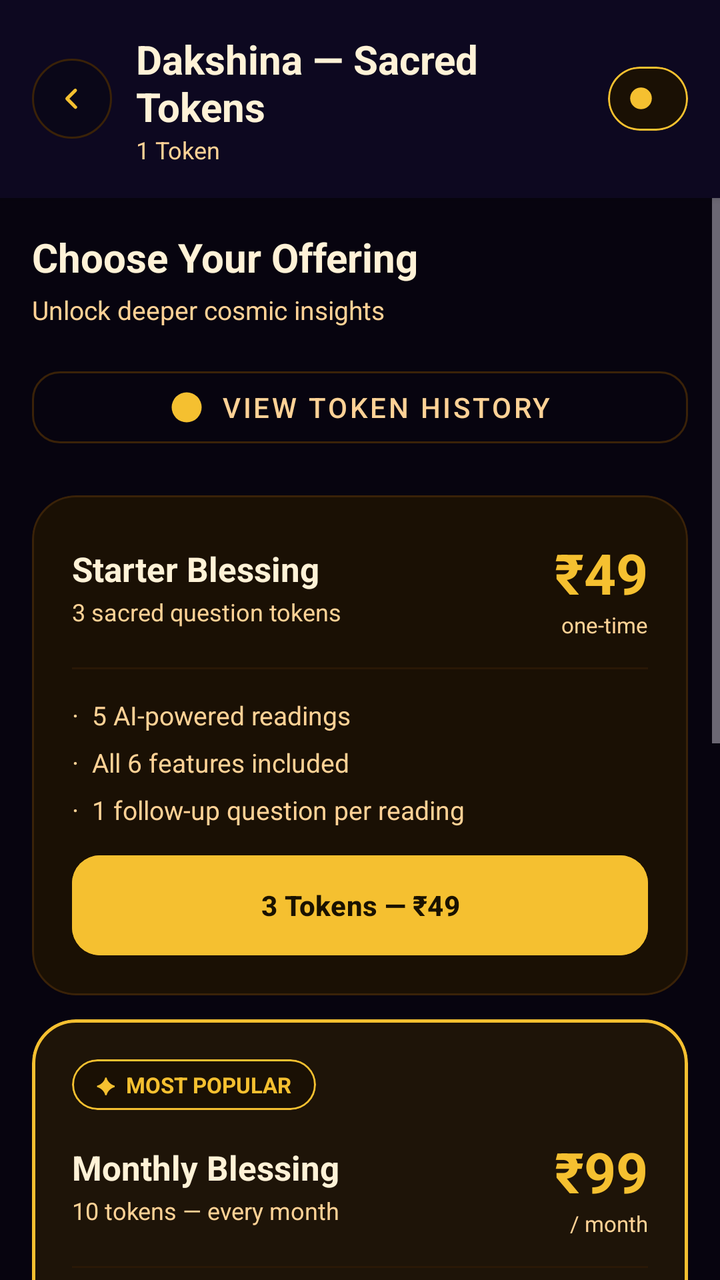
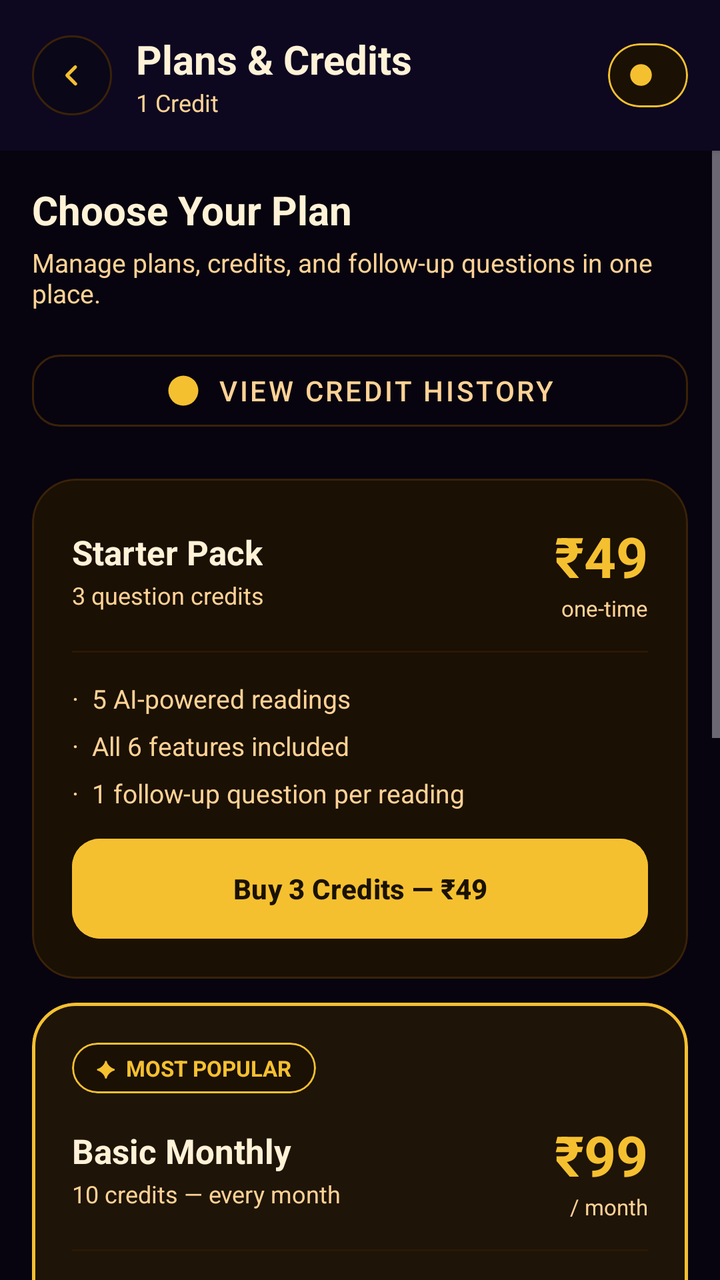

Compare the two renders of this Android layout. The source of the first and the diff that turns it into the second are given below.
<!-- AndroidManifest.xml: application theme Theme.Astroapp -->
<!-- res/layout/activity_subscription.xml -->
<?xml version="1.0" encoding="utf-8"?>
<LinearLayout xmlns:android="http://schemas.android.com/apk/res/android"
    xmlns:app="http://schemas.android.com/apk/res-auto"
    android:layout_width="match_parent"
    android:layout_height="match_parent"
    android:orientation="vertical"
    android:background="@color/bg_warm">

    
    <LinearLayout
        android:layout_width="match_parent"
        android:layout_height="wrap_content"
        android:background="@color/surface"
        android:elevation="2dp"
        android:padding="16dp"
        android:orientation="horizontal"
        android:gravity="center_vertical">

        <ImageView
            android:id="@+id/btnBack"
            android:layout_width="40dp"
            android:layout_height="40dp"
            android:layout_marginEnd="12dp"
            android:background="@drawable/bg_topbar_icon"
            android:padding="10dp"
            android:scaleType="fitCenter"
            app:srcCompat="@drawable/ic_back_arrow"
            android:tint="@color/brand_gold"
            android:contentDescription="@string/cd_back_button" />

        <LinearLayout
            android:layout_width="0dp"
            android:layout_height="wrap_content"
            android:layout_weight="1"
            android:orientation="vertical">

            <TextView
                android:layout_width="wrap_content"
                android:layout_height="wrap_content"
                android:text="@string/sub_title"
                android:textSize="20sp"
                android:textStyle="bold"
                android:textColor="@color/text_dark" />

            <TextView
                android:id="@+id/tvCurrentCredits"
                android:layout_width="wrap_content"
                android:layout_height="wrap_content"
                android:text="@string/credits_single"
                android:textSize="12sp"
                android:textColor="@color/text_medium" />
        </LinearLayout>

        
        <com.google.android.material.card.MaterialCardView
            android:layout_width="wrap_content"
            android:layout_height="32dp"
            app:cardCornerRadius="16dp"
            app:cardElevation="0dp"
            app:cardBackgroundColor="@color/banner_gold_bg"
            app:strokeColor="@color/brand_gold"
            app:strokeWidth="1dp">
            <LinearLayout
                android:layout_width="wrap_content"
                android:layout_height="match_parent"
                android:orientation="horizontal"
                android:gravity="center_vertical"
                android:paddingStart="10dp"
                android:paddingEnd="12dp">
                <ImageView
                    android:layout_width="13dp"
                    android:layout_height="13dp"
                    android:layout_marginEnd="5dp"
                    android:contentDescription="@null"
                    android:src="@drawable/ic_coin"
                    android:tint="@color/brand_gold" />
                <TextView
                    android:layout_width="wrap_content"
                    android:layout_height="wrap_content"
                    android:text="@string/credits_single"
                    android:textSize="11sp"
                    android:textStyle="bold"
                    android:textColor="@color/brand_gold"
                    android:visibility="gone" />
            </LinearLayout>
        </com.google.android.material.card.MaterialCardView>
    </LinearLayout>

    <ScrollView
        android:layout_width="match_parent"
        android:layout_height="0dp"
        android:layout_weight="1">

        <LinearLayout
            android:layout_width="match_parent"
            android:layout_height="wrap_content"
            android:orientation="vertical"
            android:padding="16dp">

            
            <TextView
                android:layout_width="wrap_content"
                android:layout_height="wrap_content"
                android:text="@string/sub_choose_plan"
                android:textSize="20sp"
                android:textStyle="bold"
                android:textColor="@color/text_dark"
                android:layout_marginBottom="4dp" />

            <TextView
                android:layout_width="wrap_content"
                android:layout_height="wrap_content"
                android:text="Unlock deeper cosmic insights"
                android:textSize="13sp"
                android:textColor="@color/text_medium"
                android:layout_marginBottom="16dp" />

            
            <com.google.android.material.button.MaterialButton
                android:id="@+id/btnCoinHistory"
                style="@style/Widget.MaterialComponents.Button.OutlinedButton"
                android:layout_width="match_parent"
                android:layout_height="wrap_content"
                android:layout_marginBottom="20dp"
                android:text="@string/sub_coin_history"
                android:textColor="@color/text_medium"
                app:icon="@drawable/ic_coin"
                app:iconGravity="textStart"
                app:iconPadding="8dp"
                app:iconTint="@color/brand_gold"
                app:strokeColor="@color/outline"
                app:cornerRadius="14dp" />

            
            <com.google.android.material.card.MaterialCardView
                android:layout_width="match_parent"
                android:layout_height="wrap_content"
                android:layout_marginBottom="12dp"
                app:cardCornerRadius="22dp"
                app:cardElevation="0dp"
                app:cardBackgroundColor="@color/plan_basic"
                app:strokeColor="@color/outline"
                app:strokeWidth="1dp">

                <LinearLayout
                    android:layout_width="match_parent"
                    android:layout_height="wrap_content"
                    android:orientation="vertical"
                    android:padding="20dp">

                    
                    <LinearLayout
                        android:layout_width="match_parent"
                        android:layout_height="wrap_content"
                        android:orientation="horizontal"
                        android:gravity="center_vertical">

                        <LinearLayout
                            android:layout_width="0dp"
                            android:layout_height="wrap_content"
                            android:layout_weight="1"
                            android:orientation="vertical">
                            <TextView
                                android:layout_width="wrap_content"
                                android:layout_height="wrap_content"
                                android:text="@string/sub_starter_title"
                                android:textSize="17sp"
                                android:textStyle="bold"
                                android:textColor="@color/text_dark" />
                            <TextView
                                android:layout_width="wrap_content"
                                android:layout_height="wrap_content"
                                android:text="@string/sub_starter_desc"
                                android:textSize="12sp"
                                android:textColor="@color/text_medium"
                                android:layout_marginTop="2dp" />
                        </LinearLayout>

                        <LinearLayout
                            android:layout_width="wrap_content"
                            android:layout_height="wrap_content"
                            android:orientation="vertical"
                            android:gravity="end">
                            <TextView
                                android:layout_width="wrap_content"
                                android:layout_height="wrap_content"
                                android:text="&#8377;49"
                                android:textSize="28sp"
                                android:textStyle="bold"
                                android:textColor="@color/secondary" />
                            <TextView
                                android:layout_width="wrap_content"
                                android:layout_height="wrap_content"
                                android:text="one-time"
                                android:textSize="11sp"
                                android:textColor="@color/text_medium"
                                android:gravity="end" />
                        </LinearLayout>
                    </LinearLayout>

                    
                    <View android:layout_width="match_parent" android:layout_height="1dp" android:background="@color/divider" android:layout_marginVertical="14dp" />

                    <TextView
                        android:layout_width="wrap_content"
                        android:layout_height="wrap_content"
                        android:text="·  5 AI-powered readings"
                        android:textSize="13sp"
                        android:textColor="@color/text_medium"
                        android:layout_marginBottom="6dp" />

                    <TextView
                        android:layout_width="wrap_content"
                        android:layout_height="wrap_content"
                        android:text="·  All 6 features included"
                        android:textSize="13sp"
                        android:textColor="@color/text_medium"
                        android:layout_marginBottom="6dp" />

                    <TextView
                        android:layout_width="wrap_content"
                        android:layout_height="wrap_content"
                        android:text="·  1 follow-up question per reading"
                        android:textSize="13sp"
                        android:textColor="@color/text_medium" />

                    <com.google.android.material.button.MaterialButton
                        android:id="@+id/btnBuy49"
                        android:layout_width="match_parent"
                        android:layout_height="50dp"
                        android:insetTop="0dp"
                        android:insetBottom="0dp"
                        android:text="@string/sub_starter_buy"
                        android:textStyle="bold"
                        android:backgroundTint="@color/secondary"
                        android:textColor="@color/on_secondary"
                        android:layout_marginTop="14dp"
                        app:cornerRadius="14dp" />
                </LinearLayout>
            </com.google.android.material.card.MaterialCardView>

            
            <com.google.android.material.card.MaterialCardView
                android:layout_width="match_parent"
                android:layout_height="wrap_content"
                android:layout_marginBottom="12dp"
                app:cardCornerRadius="22dp"
                app:cardElevation="0dp"
                app:cardBackgroundColor="@color/plan_popular_bg"
                app:strokeColor="@color/banner_gold_border"
                app:strokeWidth="1.5dp">

                <LinearLayout
                    android:layout_width="match_parent"
                    android:layout_height="wrap_content"
                    android:orientation="vertical"
                    android:padding="20dp">

                    
                    <com.google.android.material.card.MaterialCardView
                        android:layout_width="wrap_content"
                        android:layout_height="wrap_content"
                        app:cardCornerRadius="20dp"
                        app:cardElevation="0dp"
                        app:cardBackgroundColor="@color/banner_gold_bg"
                        app:strokeColor="@color/brand_gold"
                        app:strokeWidth="1dp"
                        android:layout_marginBottom="12dp">
                        <TextView
                            android:layout_width="wrap_content"
                            android:layout_height="wrap_content"
                            android:text="✦  MOST POPULAR"
                            android:textSize="11sp"
                            android:textStyle="bold"
                            android:textColor="@color/brand_gold"
                            android:paddingHorizontal="12dp"
                            android:paddingVertical="5dp" />
                    </com.google.android.material.card.MaterialCardView>

                    
                    <LinearLayout
                        android:layout_width="match_parent"
                        android:layout_height="wrap_content"
                        android:orientation="horizontal"
                        android:gravity="center_vertical">

                        <LinearLayout
                            android:layout_width="0dp"
                            android:layout_height="wrap_content"
                            android:layout_weight="1"
                            android:orientation="vertical">
                            <TextView
                                android:layout_width="wrap_content"
                                android:layout_height="wrap_content"
                                android:text="@string/sub_basic_title"
                                android:textSize="17sp"
                                android:textStyle="bold"
                                android:textColor="@color/text_dark" />
                            <TextView
                                android:layout_width="wrap_content"
                                android:layout_height="wrap_content"
                                android:text="@string/sub_basic_desc"
                                android:textSize="12sp"
                                android:textColor="@color/text_medium"
                                android:layout_marginTop="2dp" />
                        </LinearLayout>

                        <LinearLayout
                            android:layout_width="wrap_content"
                            android:layout_height="wrap_content"
                            android:orientation="vertical"
                            android:gravity="end">
                            <TextView
                                android:layout_width="wrap_content"
                                android:layout_height="wrap_content"
                                android:text="&#8377;99"
                                android:textSize="28sp"
                                android:textStyle="bold"
                                android:textColor="@color/brand_gold" />
                            <TextView
                                android:layout_width="wrap_content"
                                android:layout_height="wrap_content"
                                android:text="/ month"
                                android:textSize="11sp"
                                android:textColor="@color/text_medium"
                                android:gravity="end" />
                        </LinearLayout>
                    </LinearLayout>

                    
                    <View android:layout_width="match_parent" android:layout_height="1dp" android:background="@color/divider" android:layout_marginVertical="14dp" />

                    <TextView
                        android:layout_width="wrap_content"
                        android:layout_height="wrap_content"
                        android:text="✓  Unlimited readings for 30 days"
                        android:textSize="13sp"
                        android:textColor="@color/text_dark"
                        android:layout_marginBottom="6dp" />

                    <TextView
                        android:layout_width="wrap_content"
                        android:layout_height="wrap_content"
                        android:text="✓  All 6 mystical features"
                        android:textSize="13sp"
                        android:textColor="@color/text_dark"
                        android:layout_marginBottom="6dp" />

                    <TextView
                        android:layout_width="wrap_content"
                        android:layout_height="wrap_content"
                        android:text="✓  Unlimited follow-up Q&amp;A"
                        android:textSize="13sp"
                        android:textColor="@color/text_dark" />

                    <com.google.android.material.button.MaterialButton
                        android:id="@+id/btnBuy99"
                        android:layout_width="match_parent"
                        android:layout_height="50dp"
                        android:insetTop="0dp"
                        android:insetBottom="0dp"
                        android:text="@string/sub_basic_buy"
                        android:textStyle="bold"
                        android:backgroundTint="@color/brand_gold"
                        android:textColor="@color/on_secondary"
                        android:layout_marginTop="14dp"
                        app:cornerRadius="14dp" />
                </LinearLayout>
            </com.google.android.material.card.MaterialCardView>

            
            <com.google.android.material.card.MaterialCardView
                android:layout_width="match_parent"
                android:layout_height="wrap_content"
                android:layout_marginBottom="20dp"
                app:cardCornerRadius="22dp"
                app:cardElevation="0dp"
                app:cardBackgroundColor="@color/plan_unlimited"
                app:strokeColor="@color/card_numerology_border"
                app:strokeWidth="1dp">

                <LinearLayout
                    android:layout_width="match_parent"
                    android:layout_height="wrap_content"
                    android:orientation="vertical"
                    android:padding="20dp">

                    
                    <LinearLayout
                        android:layout_width="match_parent"
                        android:layout_height="wrap_content"
                        android:orientation="horizontal"
                        android:gravity="center_vertical">

                        <LinearLayout
                            android:layout_width="0dp"
                            android:layout_height="wrap_content"
                            android:layout_weight="1"
                            android:orientation="vertical">
                            <TextView
                                android:layout_width="wrap_content"
                                android:layout_height="wrap_content"
                                android:text="@string/sub_unlimited_title"
                                android:textSize="17sp"
                                android:textStyle="bold"
                                android:textColor="@color/text_dark" />
                            <TextView
                                android:layout_width="wrap_content"
                                android:layout_height="wrap_content"
                                android:text="@string/sub_unlimited_desc"
                                android:textSize="12sp"
                                android:textColor="@color/text_medium"
                                android:layout_marginTop="2dp" />
                        </LinearLayout>

                        <LinearLayout
                            android:layout_width="wrap_content"
                            android:layout_height="wrap_content"
                            android:orientation="vertical"
                            android:gravity="end">
                            <TextView
                                android:layout_width="wrap_content"
                                android:layout_height="wrap_content"
                                android:text="&#8377;199"
                                android:textSize="28sp"
                                android:textStyle="bold"
                                android:textColor="@color/success" />
                            <TextView
                                android:layout_width="wrap_content"
                                android:layout_height="wrap_content"
                                android:text="/ month"
                                android:textSize="11sp"
                                android:textColor="@color/text_medium"
                                android:gravity="end" />
                        </LinearLayout>
                    </LinearLayout>

                    
                    <View android:layout_width="match_parent" android:layout_height="1dp" android:background="@color/divider" android:layout_marginVertical="14dp" />

                    <TextView
                        android:layout_width="wrap_content"
                        android:layout_height="wrap_content"
                        android:text="✓  Everything in Monthly"
                        android:textSize="13sp"
                        android:textColor="@color/text_dark"
                        android:layout_marginBottom="6dp" />

                    <TextView
                        android:layout_width="wrap_content"
                        android:layout_height="wrap_content"
                        android:text="✓  Priority AI responses"
                        android:textSize="13sp"
                        android:textColor="@color/text_dark"
                        android:layout_marginBottom="6dp" />

                    <TextView
                        android:layout_width="wrap_content"
                        android:layout_height="wrap_content"
                        android:text="✓  Downloadable reading summary"
                        android:textSize="13sp"
                        android:textColor="@color/text_dark" />

                    <com.google.android.material.button.MaterialButton
                        android:id="@+id/btnBuy199"
                        android:layout_width="match_parent"
                        android:layout_height="50dp"
                        android:insetTop="0dp"
                        android:insetBottom="0dp"
                        android:text="@string/sub_unlimited_buy"
                        android:textStyle="bold"
                        android:backgroundTint="@color/success"
                        android:textColor="@color/on_primary"
                        android:layout_marginTop="14dp"
                        app:cornerRadius="14dp" />
                </LinearLayout>
            </com.google.android.material.card.MaterialCardView>

            
            <View android:layout_width="match_parent" android:layout_height="1dp" android:background="@color/divider" android:layout_marginBottom="16dp" />

            
            <com.google.android.material.button.MaterialButton
                android:id="@+id/btnFreeTrial"
                android:layout_width="match_parent"
                android:layout_height="wrap_content"
                android:text="@string/sub_free_trial"
                android:textColor="@color/text_medium"
                android:backgroundTint="@color/bg_warm"
                style="@style/Widget.MaterialComponents.Button.OutlinedButton"
                app:strokeColor="@color/outline"
                app:cornerRadius="14dp" />

        </LinearLayout>
    </ScrollView>
</LinearLayout>
<!-- resources referenced by this layout -->
<resources>
  <color name="banner_gold_bg">#1A1004</color>
  <color name="banner_gold_border">#F5C030</color>
  <color name="bg_warm">#07040F</color>
  <color name="brand_gold">#F5C030</color>
  <color name="card_numerology_border">#1E6A3F</color>
  <color name="divider">#2A1806</color>
  <color name="on_primary">#FFF8E7</color>
  <color name="on_secondary">#1A1200</color>
  <color name="outline">#3A2208</color>
  <color name="plan_basic">#1A1004</color>
  <color name="plan_popular_bg">#1E1408</color>
  <color name="plan_unlimited">#0F1A08</color>
  <color name="secondary">#F5C030</color>
  <color name="success">#81C784</color>
  <color name="surface">#0D0820</color>
  <color name="text_dark">#FFF2D7</color>
  <color name="text_medium">#FFD296</color>
  <!-- drawable bg_topbar_icon (drawable) -->
  <?xml version="1.0" encoding="utf-8"?>
  <shape xmlns:android="http://schemas.android.com/apk/res/android"
      android:shape="oval">
      <solid android:color="@color/surface_container_low" />
      <stroke
          android:width="1dp"
          android:color="@color/glass_card_border" />
  </shape>
  <string name="cd_back_button">Return</string>
  <string name="credits_single">1 Token</string>
  <string name="sub_basic_buy">10 Tokens/Month \u2014 \u20B999</string>
  <string name="sub_basic_desc">10 tokens \u2014 every month</string>
  <string name="sub_basic_title">Monthly Blessing</string>
  <string name="sub_choose_plan">Choose Your Offering</string>
  <string name="sub_coin_history">View Token History</string>
  <string name="sub_free_trial">Not now \u2014 Continue with 1 Free Token</string>
  <string name="sub_starter_buy">3 Tokens \u2014 \u20B949</string>
  <string name="sub_starter_desc">3 sacred question tokens</string>
  <string name="sub_starter_title">Starter Blessing</string>
  <string name="sub_title">Dakshina \u2014 Sacred Tokens</string>
  <string name="sub_unlimited_buy">Unlimited/Month \u2014 \u20B9199</string>
  <string name="sub_unlimited_desc">Ask the Baba as many questions as your heart desires!</string>
  <string name="sub_unlimited_title">Unlimited Blessings</string>
  <color name="surface_container_low">#0A0718</color>
  <color name="glass_card_border">#3A2208</color>
  <color name="primary">#E8890A</color>
  <color name="primary_dark">#C9720A</color>
  <color name="primary_container">#2E1804</color>
  <color name="on_primary_container">#FFD080</color>
  <color name="secondary_container">#3A2A00</color>
  <color name="on_secondary_container">#FFE580</color>
  <color name="tertiary">#F5C030</color>
  <color name="on_tertiary">#1A1200</color>
  <color name="tertiary_container">#3A2A00</color>
  <color name="on_tertiary_container">#FFE580</color>
  <color name="error">#FF4D4D</color>
  <color name="on_error">#FFFFFF</color>
  <color name="error_container">#93000A</color>
  <color name="on_error_container">#FFDAD6</color>
  <color name="on_surface">#FFF2D7</color>
  <color name="surface_variant">#150E22</color>
  <color name="on_surface_variant">#FFD296</color>
  <style name="ShapeAppearance.Astro.SmallComponent" parent="ShapeAppearance.Material3.SmallComponent">
          <item name="cornerSize">@dimen/radius_sm</item>
      </style>
  <style name="ShapeAppearance.Astro.MediumComponent" parent="ShapeAppearance.Material3.MediumComponent">
          <item name="cornerSize">@dimen/radius_md</item>
      </style>
  <style name="ShapeAppearance.Astro.LargeComponent" parent="ShapeAppearance.Material3.LargeComponent">
          <item name="cornerSize">@dimen/radius_lg</item>
      </style>
  <dimen name="radius_sm">8dp</dimen>
  <dimen name="radius_md">12dp</dimen>
  <dimen name="radius_lg">16dp</dimen>
  <!-- unchanged entries left out for length: 3 -->
</resources>

<!-- the commit's change to res/layout/activity_subscription.xml (unified diff, before → after) -->
@@ -25,7 +25,7 @@
             android:padding="10dp"
             android:scaleType="fitCenter"
             app:srcCompat="@drawable/ic_back_arrow"
-            android:tint="@color/brand_gold"
+            app:tint="@color/brand_gold"
             android:contentDescription="@string/cd_back_button" />
 
         <LinearLayout
@@ -73,7 +73,7 @@
                     android:layout_marginEnd="5dp"
                     android:contentDescription="@null"
                     android:src="@drawable/ic_coin"
-                    android:tint="@color/brand_gold" />
+                    app:tint="@color/brand_gold" />
                 <TextView
                     android:layout_width="wrap_content"
                     android:layout_height="wrap_content"
@@ -110,7 +110,7 @@
             <TextView
                 android:layout_width="wrap_content"
                 android:layout_height="wrap_content"
-                android:text="Unlock deeper cosmic insights"
+                android:text="@string/sub_page_subtitle"
                 android:textSize="13sp"
                 android:textColor="@color/text_medium"
                 android:layout_marginBottom="16dp" />
<!-- resource entries referenced after the edit -->
@@ -26,21 +26,22 @@
           android:width="1dp"
           android:color="@color/glass_card_border" />
   </shape>
-  <string name="cd_back_button">Return</string>
-  <string name="credits_single">1 Token</string>
-  <string name="sub_basic_buy">10 Tokens/Month \u2014 \u20B999</string>
-  <string name="sub_basic_desc">10 tokens \u2014 every month</string>
-  <string name="sub_basic_title">Monthly Blessing</string>
-  <string name="sub_choose_plan">Choose Your Offering</string>
-  <string name="sub_coin_history">View Token History</string>
-  <string name="sub_free_trial">Not now \u2014 Continue with 1 Free Token</string>
-  <string name="sub_starter_buy">3 Tokens \u2014 \u20B949</string>
-  <string name="sub_starter_desc">3 sacred question tokens</string>
-  <string name="sub_starter_title">Starter Blessing</string>
-  <string name="sub_title">Dakshina \u2014 Sacred Tokens</string>
+  <string name="cd_back_button">Go back</string>
+  <string name="credits_single">1 Credit</string>
+  <string name="sub_basic_buy">10 Credits/Month \u2014 \u20B999</string>
+  <string name="sub_basic_desc">10 credits \u2014 every month</string>
+  <string name="sub_basic_title">Basic Monthly</string>
+  <string name="sub_choose_plan">Choose Your Plan</string>
+  <string name="sub_coin_history">View credit history</string>
+  <string name="sub_free_trial">Not now \u2014 Continue with Free Trial (1 Credit)</string>
+  <string name="sub_page_subtitle">Manage plans, credits, and follow-up questions in one place.</string>
+  <string name="sub_starter_buy">Buy 3 Credits \u2014 \u20B949</string>
+  <string name="sub_starter_desc">3 question credits</string>
+  <string name="sub_starter_title">Starter Pack</string>
+  <string name="sub_title">Plans &amp; Credits</string>
   <string name="sub_unlimited_buy">Unlimited/Month \u2014 \u20B9199</string>
-  <string name="sub_unlimited_desc">Ask the Baba as many questions as your heart desires!</string>
-  <string name="sub_unlimited_title">Unlimited Blessings</string>
+  <string name="sub_unlimited_desc">Ask as many questions as you want!</string>
+  <string name="sub_unlimited_title">Unlimited Monthly</string>
   <color name="surface_container_low">#0A0718</color>
   <color name="glass_card_border">#3A2208</color>
   <color name="primary">#E8890A</color>
